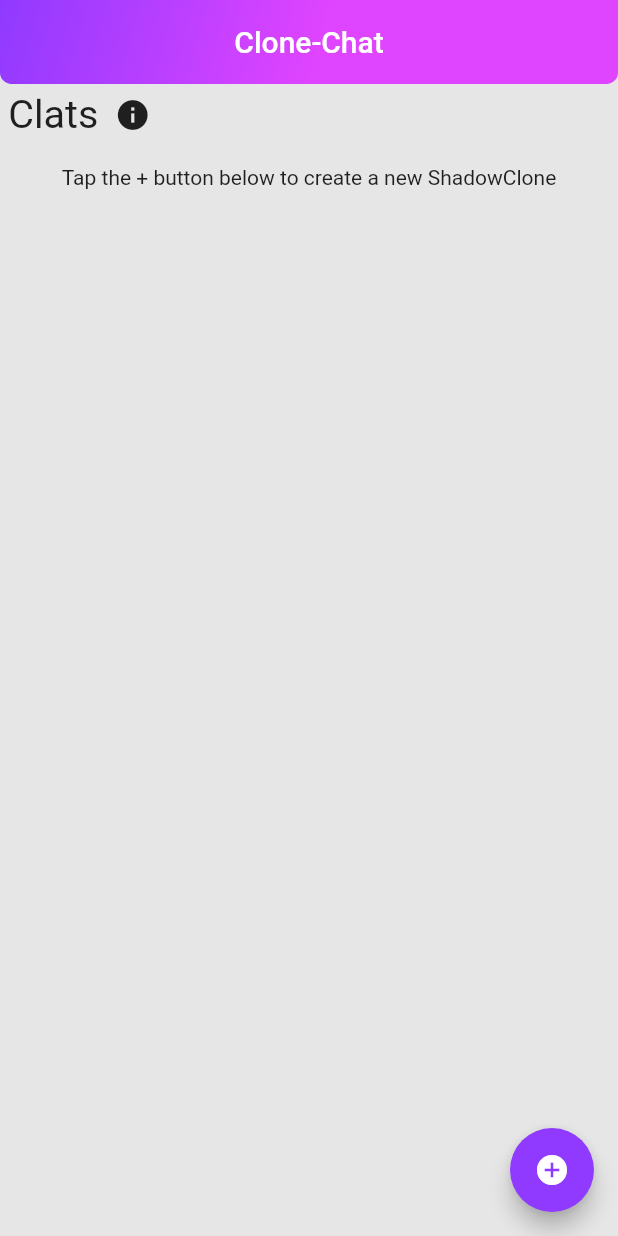
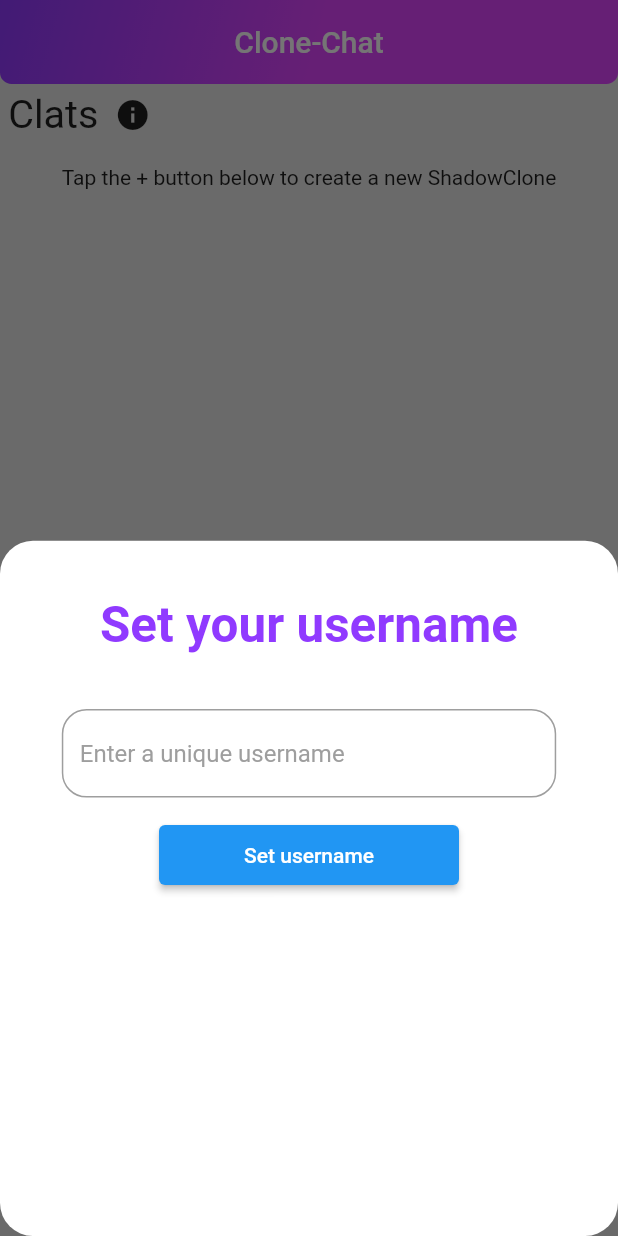
Before and after one commit to Teewhydot/clone_chat, a Flutter app: the screen it shows after launch, on a phone screen of 412 x 824 dp. Run offline on Flutter 3.47's test engine with Material 2 defaults, Android fonts, the phone set to English and light mode, and no system bars; our stand-ins replace cloud_firestore, firebase_core, flutter_screenutil, internet_connection_checker, loading_indicator, toast; accounts and stored records are empty.

Commit message:
Completed UI for setting Username.

```diff
--- /dev/null
+++ b/lib/UI/create_username.dart
@@ -0,0 +1,157 @@
+// ignore_for_file: prefer_typing_uninitialized_variables
+
+import 'package:cloud_firestore/cloud_firestore.dart';
+import 'package:flash_chat/Functions/firebase_functions.dart';
+import 'package:flash_chat/Packages/constants.dart';
+import 'package:flash_chat/Reusables/palettes.dart';
+import 'package:flash_chat/providers/user_name_provider.dart';
+import 'package:flutter/material.dart';
+import 'package:flutter_screenutil/flutter_screenutil.dart';
+import 'package:internet_connection_checker/internet_connection_checker.dart';
+import 'package:loading_indicator/loading_indicator.dart';
+import 'package:provider/provider.dart';
+import 'package:toast/toast.dart';
+
+class CreateUserNamePage extends StatefulWidget {
+  const CreateUserNamePage({super.key});
+
+  @override
+  State<CreateUserNamePage> createState() => _CreateUserNamePageState();
+}
+
+class _CreateUserNamePageState extends State<CreateUserNamePage> {
+  final fireStore = FirebaseFirestore.instance;
+  final TextEditingController _userNameController = TextEditingController();
+  String userName = '';
+  bool isLoading = false;
+  @override
+  Widget build(BuildContext context) {
+    bool hasInternet;
+
+    Future<bool> checkExist(String docID) async {
+      bool exist = false;
+      await fireStore
+          .collection('clones')
+          .doc(docID)
+          .get()
+          .then((value) => exist = value.exists);
+      return exist;
+    }
+
+    final providerListen = Provider.of<UserNameProvider>(context);
+    final provider = Provider.of<UserNameProvider>(context, listen: false);
+    return Consumer<UserNameProvider>(
+      builder: (BuildContext context, value, Widget? child) {
+        return Container(
+          width: MediaQuery.of(context).size.width,
+          height: 400.h,
+          decoration: BoxDecoration(
+            color: Colors.white,
+            borderRadius: BorderRadius.circular(20.r),
+          ),
+          child: Center(
+            child: Column(
+              mainAxisAlignment: MainAxisAlignment.start,
+              children: [
+                addVerticalSpacing(30),
+                Text('Set your username',
+                    style: TextStyle(
+                        fontSize: 30.sp,
+                        fontWeight: FontWeight.bold,
+                        color: appBarColor1)),
+                addVerticalSpacing(30),
+                SizedBox(
+                  width: 300.w,
+                  child: TextField(
+                    controller: _userNameController,
+                    onChanged: (value) {
+                      userName = value;
+                    },
+                    decoration: InputDecoration(
+                      hintText: 'Enter a unique username',
+                      hintStyle: const TextStyle(
+                        color: Colors.grey,
+                      ),
+                      border: OutlineInputBorder(
+                        borderRadius: BorderRadius.circular(15.r),
+                      ),
+                    ),
+                  ),
+                ),
+                addVerticalSpacing(15),
+                SizedBox(
+                  height: 40,
+                  width: 200,
+                  child: ElevatedButton(
+                    onPressed: () async {
+                      hasInternet =
+                          await InternetConnectionChecker().hasConnection;
+                      if (_userNameController.text.isEmpty) {
+                        Toast.show("Type in a valid name",
+                            duration: Toast.lengthShort,
+                            gravity: Toast.center,
+                            backgroundColor: Colors.amberAccent.shade700);
+                      } else if (hasInternet == false) {
+                        Toast.show("No internet connection",
+                            duration: Toast.lengthShort,
+                            gravity: Toast.center,
+                            backgroundColor: Colors.amberAccent.shade700);
+                      } else {
+                        setState(() {
+                          isLoading = true;
+                        });
+                        bool cloneExists =
+                            await checkExist(_userNameController.text.trim());
+                        if (cloneExists) {
+                          Toast.show("Clone already exists",
+                              backgroundColor: Colors.amberAccent.shade700,
+                              duration: Toast.lengthShort,
+                              gravity: Toast.center);
+                          setState(() {
+                            isLoading = false;
+                          });
+                        } else {
+                          await fireStore
+                              .collection('clones')
+                              .doc(_userNameController.text)
+                              .set({
+                            'cloneName': _userNameController.text,
+                          });
+                          addCloneToFirebase(_userNameController.text);
+
+                          _userNameController.clear();
+                          setState(() {
+                            isLoading = false;
+                          });
+                          Navigator.pop(context);
+                          Toast.show('Clone created successfully',
+                              duration: Toast.lengthShort,
+                              backgroundColor: const Color(0xff903aff),
+                              gravity: Toast.center);
+                        }
+                      }
+                    },
+                    child: isLoading
+                        ? Row(
+                            children: [
+                              const LoadingIndicator(
+                                  indicatorType: Indicator.ballPulse,
+                                  colors: [Colors.white],
+                                  strokeWidth: 2,
+                                  backgroundColor: Colors.transparent,
+                                  pathBackgroundColor: Colors.transparent),
+                              addHorizontalSpacing(5),
+                              const Text('Please wait'),
+                            ],
+                          )
+                        : const Text('Set username'),
+                  ),
+                ),
+              ],
+            ),
+          ),
+        );
+      },
+    );
+  }
+}
--- a/lib/UI/flash_chatUI.dart
+++ b/lib/UI/flash_chatUI.dart
@@ -2,9 +2,9 @@ import 'package:cloud_firestore/cloud_firestore.dart';
 import 'package:flash_chat/Models/conversationListUi.dart';
 import 'package:flash_chat/Models/constants.dart';
 import 'package:flash_chat/UI/add-new-user-screen.dart';
+import 'package:flash_chat/UI/create_username.dart';
 import 'package:flutter/material.dart';
 import 'package:flutter_screenutil/flutter_screenutil.dart';
-import 'package:progress_indicator_button/progress_button.dart';
 
 class FlashChat extends StatefulWidget {
   const FlashChat({Key? key}) : super(key: key);
@@ -30,6 +30,14 @@ class _FlashChatState extends State<FlashChat> {
     searchController.addListener(() {
       setState(() {});
     });
+  final binding =  WidgetsFlutterBinding.ensureInitialized();
+  binding.addPostFrameCallback((_) {
+    showModalBottomSheet(
+        backgroundColor: Colors.transparent,
+        context: context,
+        builder: (BuildContext context) =>
+        const CreateUserNamePage());
+  });
   }
 
   @override
--- a/lib/main.dart
+++ b/lib/main.dart
@@ -3,6 +3,7 @@ import 'package:flash_chat/Models/chat_model.dart';
 import 'package:flash_chat/Models/themes.dart';
 import 'package:flash_chat/firebase_options.dart';
 import 'package:flash_chat/providers/delete_clone_provider.dart';
+import 'package:flash_chat/providers/user_name_provider.dart';
 import 'package:flutter/material.dart';
 import 'package:flutter_screenutil/flutter_screenutil.dart';
 import 'package:provider/provider.dart';
@@ -17,6 +18,7 @@ void main() async {
   runApp(MultiProvider( providers: [
     ChangeNotifierProvider(create: (context)=> ChatProvider()),
     ChangeNotifierProvider(create: (context)=> DeleteCloneProvider()),
+    ChangeNotifierProvider(create: (context)=> UserNameProvider()),
   ], child: const MyApp()));
 }
 
--- /dev/null
+++ b/lib/providers/user_name_provider.dart
@@ -0,0 +1,11 @@
+
+import 'package:flutter/material.dart';
+
+class UserNameProvider extends ChangeNotifier {
+  String userName = '';
+  String get name => userName;
+  void setName(String value) {
+    userName = value;
+    notifyListeners();
+  }
+}
```
Also changed, not shown: lib/providers/delete_clone_provider.dart (line endings or trailing spaces).
